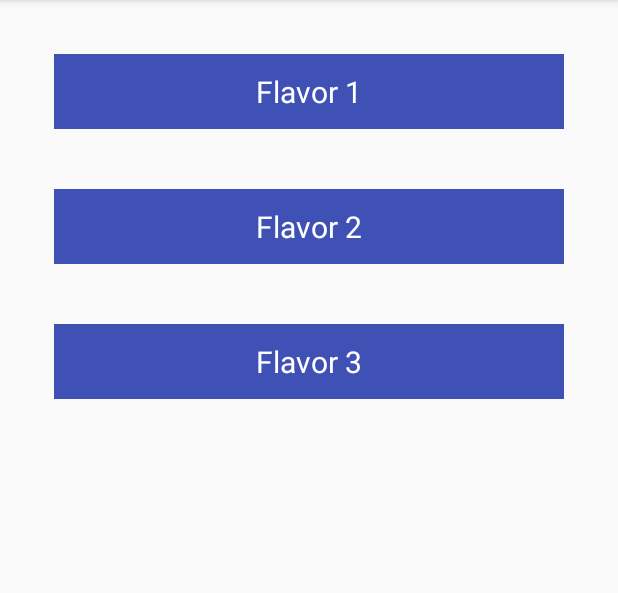
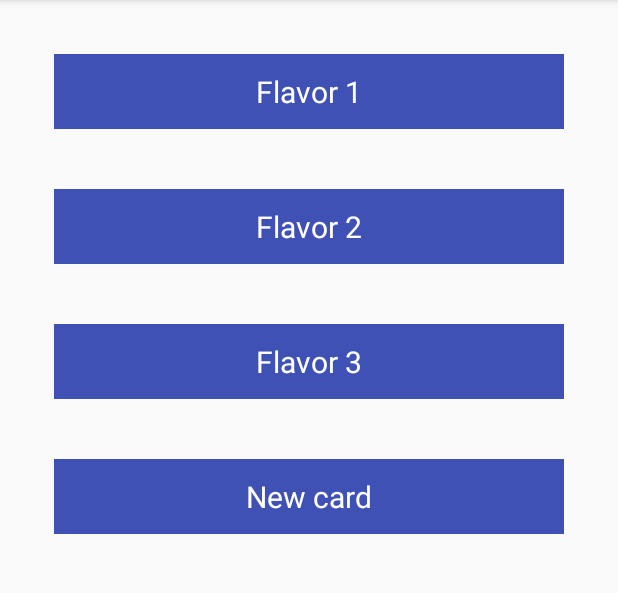
Before and after one commit to valeserber/IntegracionMP, an Android app: the screen it shows after launch (MainActivity), on a phone screen of 412 x 824 dp, the part 84-677 px from its top. Run offline under Robolectric (Android 15) with nearby library versions, the phone set to English and light mode, and no system bars.

Commit message:
starting new card

```diff
--- a/app/src/main/AndroidManifest.xml
+++ b/app/src/main/AndroidManifest.xml
@@ -33,6 +33,9 @@
         <activity android:name=".f1.F1InstallmentsActivity">
 
         </activity>
+        <activity android:name=".CardActivity">
+
+        </activity>
     </application>
 
 </manifest>
--- a/app/src/main/java/com/example/vaserber/integracion/MainActivity.java
+++ b/app/src/main/java/com/example/vaserber/integracion/MainActivity.java
@@ -11,6 +11,7 @@ import android.widget.Toast;
 import com.example.vaserber.integracion.f1.F1PaymentMethodActivity;
 import com.example.vaserber.integracion.f2.F2Activity;
 import com.example.vaserber.integracion.f3.F3Activity;
+import com.mercadopago.NewCardActivity;
 import com.mercadopago.model.PaymentMethod;
 import com.mercadopago.util.JsonUtil;
 
@@ -20,6 +21,7 @@ public class MainActivity extends AppCompatActivity {
     private FrameLayout f1Button;
     private FrameLayout f2Button;
     private FrameLayout f3Button;
+    private FrameLayout f4Button;
 
     public static int F1_REQUEST = 1;
     public static int F2_REQUEST = 2;
@@ -33,6 +35,7 @@ public class MainActivity extends AppCompatActivity {
         f1Button = (FrameLayout) findViewById(R.id.activity_main_f1);
         f2Button = (FrameLayout) findViewById(R.id.activity_main_f2);
         f3Button = (FrameLayout) findViewById(R.id.activity_main_f3);
+        f4Button = (FrameLayout) findViewById(R.id.activity_main_f4);
 
         f1Button.setOnClickListener(new View.OnClickListener() {
             @Override
@@ -57,7 +60,13 @@ public class MainActivity extends AppCompatActivity {
                 startActivityForResult(intent, F3_REQUEST);
             }
         });
-
+        f4Button.setOnClickListener(new View.OnClickListener() {
+            @Override
+            public void onClick(View v) {
+                Intent intent = new Intent(getApplicationContext(), CardActivity.class);
+                startActivity(intent);
+            }
+        });
     }
 
     @Override
--- a/app/src/main/res/layout/activity_main.xml
+++ b/app/src/main/res/layout/activity_main.xml
@@ -55,4 +55,19 @@
             android:text="Flavor 3" />
     </FrameLayout>
 
+    <FrameLayout
+        android:id="@+id/activity_main_f4"
+        android:layout_width="match_parent"
+        android:layout_height="50dp"
+        android:layout_margin="20dp"
+        android:background="@color/colorPrimary">
+        <TextView
+            android:layout_width="wrap_content"
+            android:layout_height="wrap_content"
+            android:layout_gravity="center"
+            android:textSize="20sp"
+            android:textColor="@color/white"
+            android:text="New card" />
+    </FrameLayout>
+
 </LinearLayout>
--- a/app/src/main/res/values/colors.xml
+++ b/app/src/main/res/values/colors.xml
@@ -4,4 +4,10 @@
     <color name="colorPrimaryDark">#303F9F</color>
     <color name="colorAccent">#FF4081</color>
     <color name="white">#FFFFFF</color>
+    <color name="mpsdk_color_new_card_form_background">#5ABEE7</color>
+    <color name="mpsdk_color_new_card_form_neutral">#EEEEEE</color>
+    <color name="mpsdk_color_new_card_text">#999999</color>
+    <color name="mpsdk_color_new_card_image">#DEDEDE</color>
+
+    <color name="transparent">#00000000</color>
 </resources>
```
Also changed, not shown: app/src/main/java/com/example/vaserber/integracion/CardActivity.java (added, +30 -0 lines), app/src/main/res/drawable/new_card_layout.xml (added, +8 -0 lines), app/src/main/res/layout/activity_new_card_form.xml (added, +45 -0 lines), app/src/main/res/layout/new_card_front.xml (added, +59 -0 lines).
